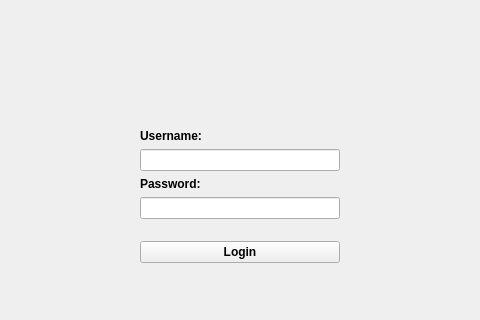
Before: the Qt Designer form client/ui/loginwidget.ui in erikdac/Multi-language-game, drawn with Qt 5; both pictures show x 160 to 640 and y 90 to 410 of the 800 by 600 pixel window.
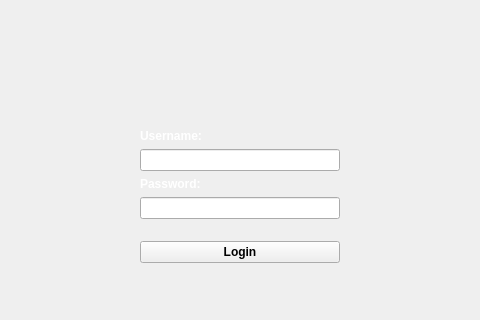
After: the same form once the commit is applied.

Commit message: Mostly graphical changes for the windows

```diff
--- a/client/ui/loginwidget.ui
+++ b/client/ui/loginwidget.ui
@@ -57,6 +57,70 @@
    </item>
    <item row="1" column="2">
     <widget class="QLabel" name="usernameLabel">
+     <property name="palette">
+      <palette>
+       <active>
+        <colorrole role="WindowText">
+         <brush brushstyle="SolidPattern">
+          <color alpha="255">
+           <red>255</red>
+           <green>255</green>
+           <blue>255</blue>
+          </color>
+         </brush>
+        </colorrole>
+        <colorrole role="Text">
+         <brush brushstyle="SolidPattern">
+          <color alpha="255">
+           <red>255</red>
+           <green>255</green>
+           <blue>255</blue>
+          </color>
+         </brush>
+        </colorrole>
+       </active>
+       <inactive>
+        <colorrole role="WindowText">
+         <brush brushstyle="SolidPattern">
+          <color alpha="255">
+           <red>255</red>
+           <green>255</green>
+           <blue>255</blue>
+          </color>
+         </brush>
+        </colorrole>
+        <colorrole role="Text">
+         <brush brushstyle="SolidPattern">
+          <color alpha="255">
+           <red>255</red>
+           <green>255</green>
+           <blue>255</blue>
+          </color>
+         </brush>
+        </colorrole>
+       </inactive>
+       <disabled>
+        <colorrole role="WindowText">
+         <brush brushstyle="SolidPattern">
+          <color alpha="255">
+           <red>159</red>
+           <green>158</green>
+           <blue>158</blue>
+          </color>
+         </brush>
+        </colorrole>
+        <colorrole role="Text">
+         <brush brushstyle="SolidPattern">
+          <color alpha="255">
+           <red>159</red>
+           <green>158</green>
+           <blue>158</blue>
+          </color>
+         </brush>
+        </colorrole>
+       </disabled>
+      </palette>
+     </property>
      <property name="font">
       <font>
        <pointsize>9</pointsize>
@@ -170,6 +234,70 @@
    </item>
    <item row="4" column="2">
     <widget class="QLabel" name="passwordLabel">
+     <property name="palette">
+      <palette>
+       <active>
+        <colorrole role="WindowText">
+         <brush brushstyle="SolidPattern">
+          <color alpha="255">
+           <red>255</red>
+           <green>255</green>
+           <blue>255</blue>
+          </color>
+         </brush>
+        </colorrole>
+        <colorrole role="Text">
+         <brush brushstyle="SolidPattern">
+          <color alpha="255">
+           <red>255</red>
+           <green>255</green>
+           <blue>255</blue>
+          </color>
+         </brush>
+        </colorrole>
+       </active>
+       <inactive>
+        <colorrole role="WindowText">
+         <brush brushstyle="SolidPattern">
+          <color alpha="255">
+           <red>255</red>
+           <green>255</green>
+           <blue>255</blue>
+          </color>
+         </brush>
+        </colorrole>
+        <colorrole role="Text">
+         <brush brushstyle="SolidPattern">
+          <color alpha="255">
+           <red>255</red>
+           <green>255</green>
+           <blue>255</blue>
+          </color>
+         </brush>
+        </colorrole>
+       </inactive>
+       <disabled>
+        <colorrole role="WindowText">
+         <brush brushstyle="SolidPattern">
+          <color alpha="255">
+           <red>159</red>
+           <green>158</green>
+           <blue>158</blue>
+          </color>
+         </brush>
+        </colorrole>
+        <colorrole role="Text">
+         <brush brushstyle="SolidPattern">
+          <color alpha="255">
+           <red>159</red>
+           <green>158</green>
+           <blue>158</blue>
+          </color>
+         </brush>
+        </colorrole>
+       </disabled>
+      </palette>
+     </property>
      <property name="font">
       <font>
        <pointsize>9</pointsize>
```
The commit also changes 7 other files.
